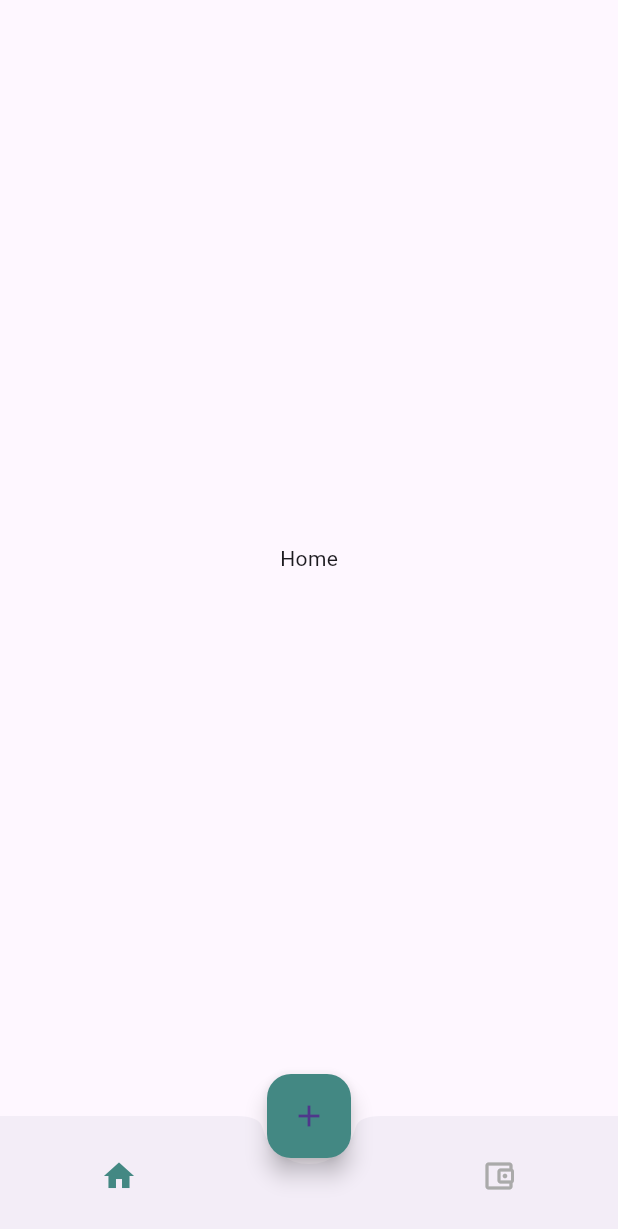
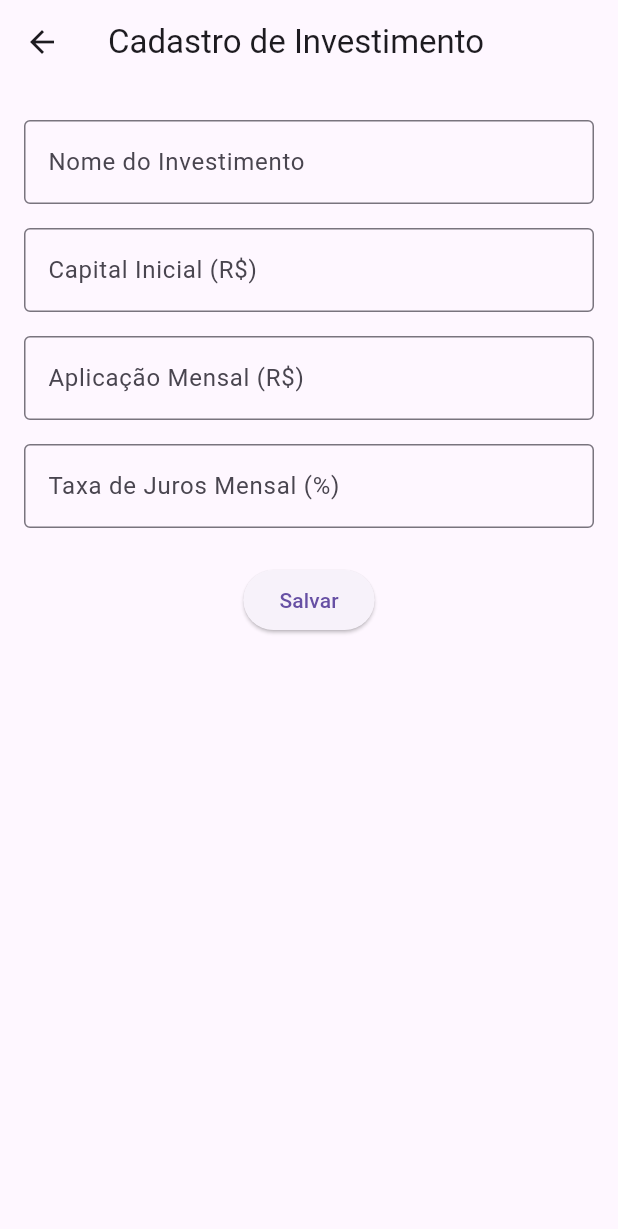
Before and after one commit to HeitorLouzeiro/finance-app-flutter, a Flutter app: the HomePageView screen opened by its route, after a tap on the "add" icon, on a phone screen of 412 x 824 dp. Shown: the top 1229 px of the screen. Run offline on Flutter 3.47's test engine with Material 3 defaults, Android fonts, the phone set to English and light mode, and no system bars.

Commit message:
feat: adicionar página de cadastro de investimento e implementar lógica de cálculo de juros compostos.

```diff
--- a/lib/app.dart
+++ b/lib/app.dart
@@ -2,6 +2,7 @@ import 'package:finance_app/common/constants/routes.dart';
 import 'package:finance_app/features/home/home_page_view.dart';
 import 'package:finance_app/features/onbording/onboarding_page.dart';
 import 'package:finance_app/features/splash/spash_page.dart';
+import 'package:finance_app/features/transations/cadastro_investimento_page.dart';
 import 'package:flutter/material.dart';
 
 class App extends StatelessWidget {
@@ -15,6 +16,7 @@ class App extends StatelessWidget {
         NamedRoutes.initial: (context) => const OnboardingPage(),
         NamedRoutes.splash: (context) => const SplashPage(),
         NamedRoutes.home: (context) => const HomePageView(),
+        NamedRoutes.cadastroInvestimento: (context) => CadastroInvestimentoPage(),
       },
     );
   }
--- a/lib/common/constants/app_colors.dart
+++ b/lib/common/constants/app_colors.dart
@@ -29,10 +29,5 @@ class AppColors {
   static const Color darkGrey = Color(0xFF444444);
   static const Color grey = Color(0xFF666666);
   static const Color lightGrey = Color(0xFFAAAAAA);
-  static const Color error = Color(0xFFF44336);
-  static const Color green = Color(0xFF438883);
-  static const Color darkGreen = Color(0xFF2F7E79);
-  static const Color income = Color(0xFF25A969);
-  static const Color outcome = Color(0xFFF95B51);
-  static const Color notification = Color(0xFFFFAB7B);
+  static const Color indigo = Color(0xFF484388);
 }
--- a/lib/common/constants/routes.dart
+++ b/lib/common/constants/routes.dart
@@ -4,4 +4,5 @@ class NamedRoutes {
   static const String initial = '/';
   static const String splash = 'splash';
   static const String home = 'home';
+  static const String cadastroInvestimento = 'cadastro_investimento';
 }
--- /dev/null
+++ b/lib/common/widgets/custom_form_transations.dart
@@ -0,0 +1,38 @@
+import 'package:flutter/material.dart';
+
+class CampoTexto extends StatelessWidget {
+  const CampoTexto({
+    super.key,
+    required this.controller,
+    required this.label,
+    this.tipoTeclado = TextInputType.number,
+    this.validator,
+    this.onChanged,
+    this.initialValue,
+  });
+
+  final TextEditingController controller;
+  final String label;
+  final TextInputType tipoTeclado;
+  final String? Function(String?)? validator;
+  final void Function(String)? onChanged;
+  final String? initialValue;
+
+  @override
+  Widget build(BuildContext context) {
+    return Padding(
+      padding: const EdgeInsets.symmetric(vertical: 8.0),
+      child: TextFormField(
+        controller: controller,
+        keyboardType: tipoTeclado,
+        decoration: InputDecoration(
+          labelText: label,
+          border: const OutlineInputBorder(),
+        ),
+        validator: validator,
+        onChanged: onChanged,
+        initialValue: initialValue,
+      ),
+    );
+  }
+}
--- a/lib/features/home/home_page_view.dart
+++ b/lib/features/home/home_page_view.dart
@@ -1,5 +1,6 @@
 import 'dart:developer';
 
+import 'package:finance_app/common/constants/routes.dart';
 import 'package:finance_app/common/widgets/custom_bottom_app_bar.dart';
 import 'package:finance_app/features/home/home_page.dart';
 import 'package:finance_app/features/wallet/wallet_page.dart';
@@ -37,13 +38,15 @@ class _HomePageViewState extends State<HomePageView> {
         ],
       ),
       floatingActionButton: FloatingActionButton(
-        backgroundColor: AppColors.green,
-        onPressed: () {},
+        backgroundColor: AppColors.indigo,
+        onPressed: () {
+          Navigator.pushNamed(context, NamedRoutes.cadastroInvestimento);
+        },
         child: const Icon(Icons.add),
       ),
       floatingActionButtonLocation: FloatingActionButtonLocation.centerDocked,
       bottomNavigationBar: CustomBottomAppBar(
-        selectedItemColor: AppColors.green,
+        selectedItemColor: AppColors.indigo,
         children: [
           CustomBottomAppBarItem(
             label: 'home',
--- /dev/null
+++ b/lib/features/transations/cadastro_investimento_page.dart
@@ -0,0 +1,82 @@
+import 'package:flutter/material.dart';
+
+import '../../common/widgets/custom_form_transations.dart';
+import 'investimento.dart';
+
+class CadastroInvestimentoPage extends StatelessWidget {
+  final Investimento? investimento; // Para edição (se houver)
+  final void Function(Investimento)? onSave; // Torne onSave opcional
+
+  CadastroInvestimentoPage({
+    super.key,
+    this.investimento,
+    this.onSave, // Removido o required
+  });
+
+  final TextEditingController _nomeController = TextEditingController();
+  final TextEditingController _capitalController = TextEditingController();
+  final TextEditingController _aplicacaoController = TextEditingController();
+  final TextEditingController _taxaJurosController = TextEditingController();
+
+  @override
+  Widget build(BuildContext context) {
+    // Preenche os campos se estiver editando um investimento existente
+    if (investimento != null) {
+      _nomeController.text = investimento!.nome;
+      _capitalController.text = investimento!.capitalController.text;
+      _aplicacaoController.text = investimento!.aplicacaoController.text;
+      _taxaJurosController.text = investimento!.taxaJurosController.text;
+    }
+
+    return Scaffold(
+      appBar: AppBar(
+        title: const Text('Cadastro de Investimento'),
+      ),
+      body: Padding(
+        padding: const EdgeInsets.all(16.0),
+        child: Column(
+          children: [
+            CampoTexto(
+              controller: _nomeController,
+              label: 'Nome do Investimento',
+              tipoTeclado: TextInputType.text,
+            ),
+            CampoTexto(
+              controller: _capitalController,
+              label: 'Capital Inicial (R\$)',
+            ),
+            CampoTexto(
+              controller: _aplicacaoController,
+              label: 'Aplicação Mensal (R\$)',
+            ),
+            CampoTexto(
+              controller: _taxaJurosController,
+              label: 'Taxa de Juros Mensal (%)',
+            ),
+            const SizedBox(height: 16),
+            ElevatedButton(
+              onPressed: () {
+                // Cria um novo investimento ou atualiza o existente
+                Investimento novoInvestimento = Investimento(
+                  _nomeController.text,
+                  capital: _capitalController.text,
+                  aplicacao: _aplicacaoController.text,
+                  taxaJuros: _taxaJurosController.text,
+                );
+
+                // Chama a função onSave para persistir o investimento, se não for nulo
+                if (onSave != null) {
+                  onSave!(novoInvestimento);
+                }
+
+                // Volta para a tela anterior
+                Navigator.pop(context);
+              },
+              child: const Text('Salvar'),
+            ),
+          ],
+        ),
+      ),
+    );
+  }
+}
--- /dev/null
+++ b/lib/features/transations/investimento.dart
@@ -0,0 +1,58 @@
+import 'package:flutter/material.dart';
+
+class Investimento {
+  String nome;
+  TextEditingController capitalController;
+  TextEditingController aplicacaoController;
+  TextEditingController taxaJurosController;
+
+  Investimento(
+    this.nome, {
+    String? capital,
+    String? aplicacao,
+    String? taxaJuros,
+  })  : capitalController = TextEditingController(text: capital),
+        aplicacaoController = TextEditingController(text: aplicacao),
+        taxaJurosController = TextEditingController(text: taxaJuros);
+
+  ResultadoInvestimento calcularJurosCompostos(int meses) {
+    double capital = double.tryParse(capitalController.text) ?? 0.0;
+    double aplicacao = double.tryParse(aplicacaoController.text) ?? 0.0;
+    double taxaJuros = double.tryParse(taxaJurosController.text) ?? 0.0 / 100;
+
+    List<String> detalhes = [];
+    for (int i = 1; i <= meses; i++) {
+      double rendimento = capital * taxaJuros;
+      capital += rendimento + aplicacao;
+      detalhes.add('Mês $i: R\$ ${capital.toStringAsFixed(2)} (Rendimento: R\$ ${rendimento.toStringAsFixed(2)})');
+    }
+
+    return ResultadoInvestimento(nome, capital, detalhes);
+  }
+
+  Map<String, dynamic> toMap() {
+    return {
+      'nome': nome,
+      'capital': capitalController.text,
+      'aplicacao': aplicacaoController.text,
+      'taxaJuros': taxaJurosController.text,
+    };
+  }
+
+  factory Investimento.fromMap(Map<String, dynamic> map) {
+    return Investimento(
+      map['nome'] as String,
+      capital: map['capital'] as String?,
+      aplicacao: map['aplicacao'] as String?,
+      taxaJuros: map['taxaJuros'] as String?,
+    );
+  }
+}
+
+class ResultadoInvestimento {
+  final String nome;
+  final double montanteFinal;
+  final List<String> detalhes;
+
+  ResultadoInvestimento(this.nome, this.montanteFinal, this.detalhes);
+}
```
